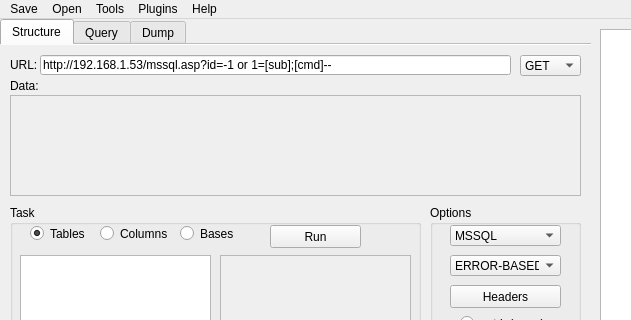
Old version of the form gui/main/main.ui in the repository kaeso/enema; both pictures show x 0 to 631 and y 0 to 320 of the 1121 by 624 pixel window.
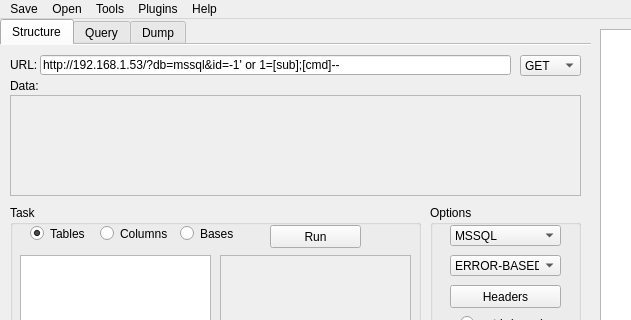
New version of the form.

The edit to the form file:
```diff
--- a/gui/main/main.ui
+++ b/gui/main/main.ui
@@ -114,7 +114,7 @@
        </rect>
       </property>
       <property name="text">
-       <string>http://192.168.1.53/mssql.asp?id=-1 or 1=[sub];[cmd]--</string>
+       <string>http://192.168.1.53/?db=mssql&amp;id=-1' or 1=[sub];[cmd]--</string>
       </property>
      </widget>
      <widget class="QLabel" name="label_4">
```
